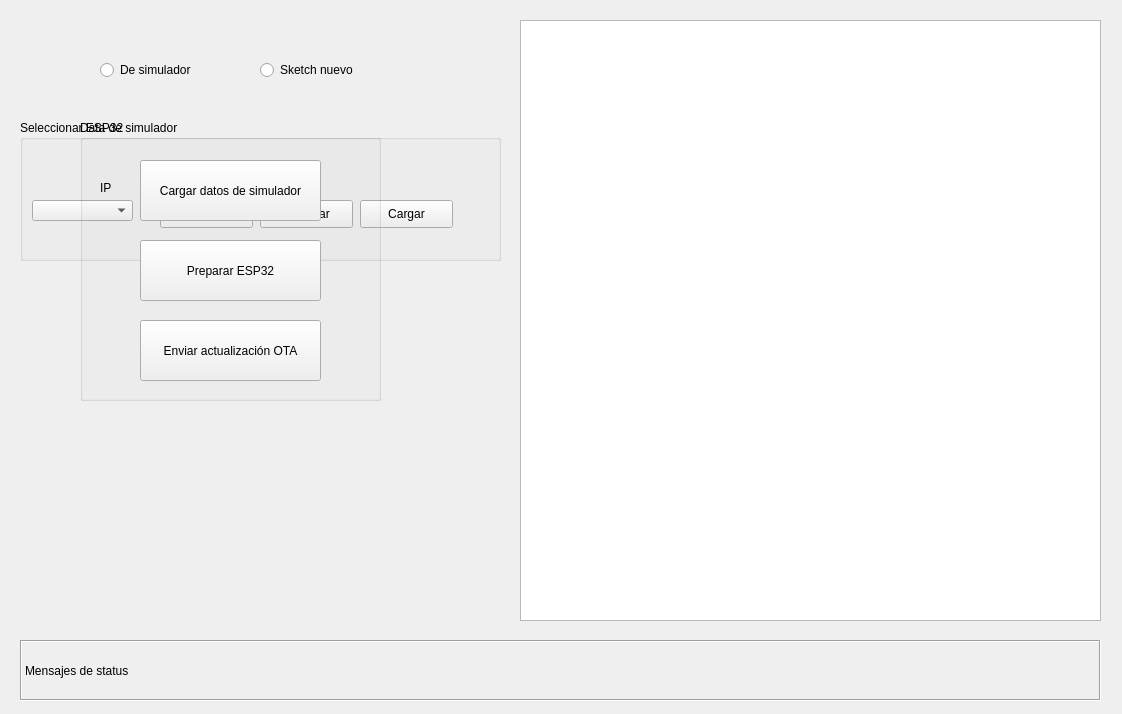
Before: the Qt Designer form src/ota_tab.ui in pu19249/robotat-gui, drawn with Qt 5.
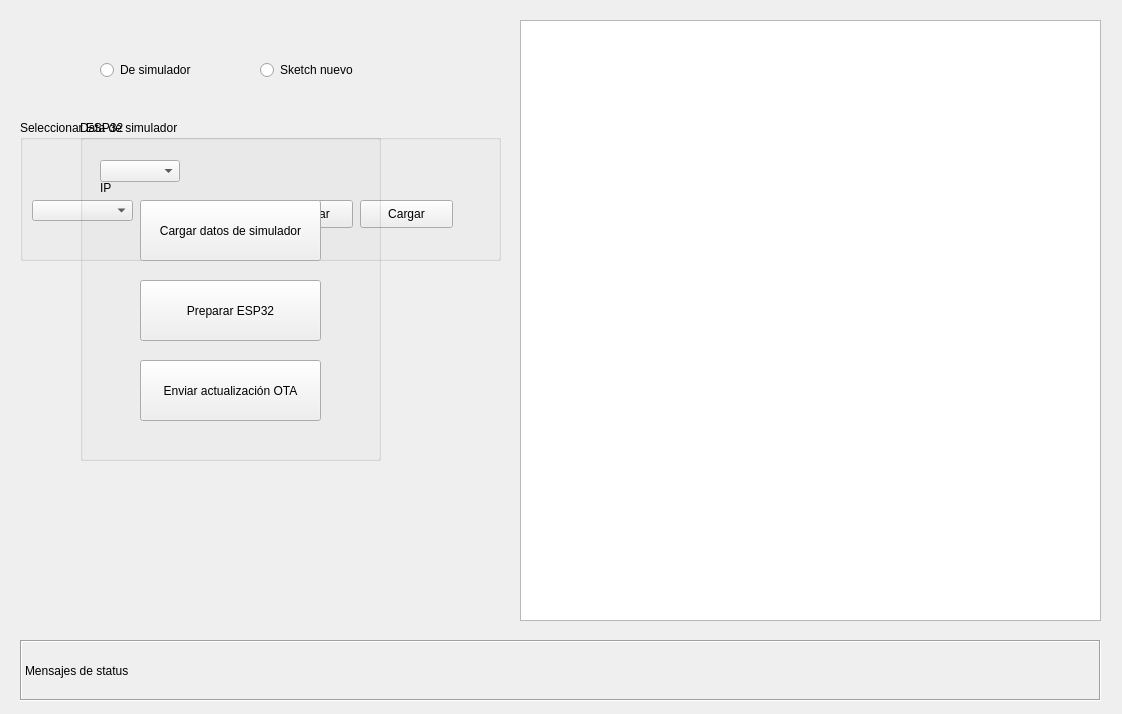
After: the same form once the commit is applied.

Commit message: update .c based on simulation input, 1 robot

What changed in the file:
```diff
--- a/src/ota_tab.ui
+++ b/src/ota_tab.ui
@@ -132,7 +132,7 @@
      <x>80</x>
      <y>120</y>
      <width>301</width>
-     <height>281</height>
+     <height>341</height>
     </rect>
    </property>
    <property name="title">
@@ -142,7 +142,7 @@
     <property name="geometry">
      <rect>
       <x>60</x>
-      <y>40</y>
+      <y>80</y>
       <width>181</width>
       <height>61</height>
      </rect>
@@ -164,7 +164,7 @@
     <property name="geometry">
      <rect>
       <x>60</x>
-      <y>120</y>
+      <y>160</y>
       <width>181</width>
       <height>61</height>
      </rect>
@@ -186,7 +186,7 @@
     <property name="geometry">
      <rect>
       <x>60</x>
-      <y>200</y>
+      <y>240</y>
       <width>181</width>
       <height>61</height>
      </rect>
@@ -204,6 +204,16 @@
      <bool>false</bool>
     </property>
    </widget>
+   <widget class="QComboBox" name="number_robot">
+    <property name="geometry">
+     <rect>
+      <x>20</x>
+      <y>40</y>
+      <width>80</width>
+      <height>22</height>
+     </rect>
+    </property>
+   </widget>
   </widget>
   <widget class="QLabel" name="status_mssg">
    <property name="geometry">
```
Left out of the diff: 6 changed lines with no effect on the pictures. The commit also changes 23 other files.
